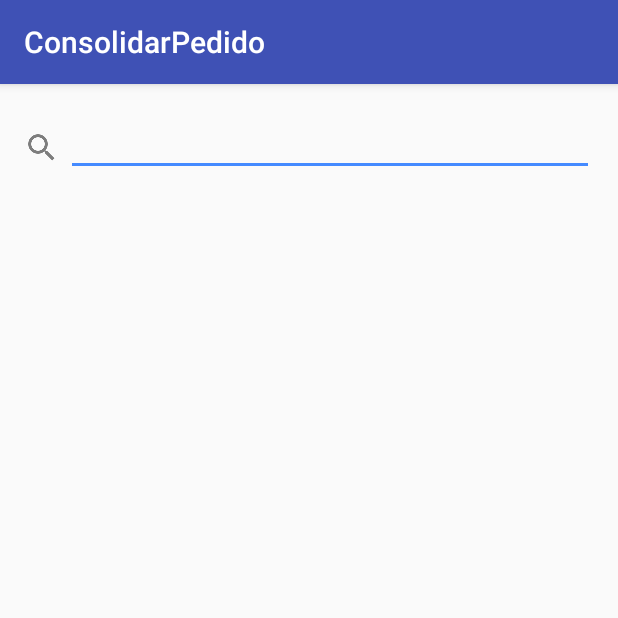
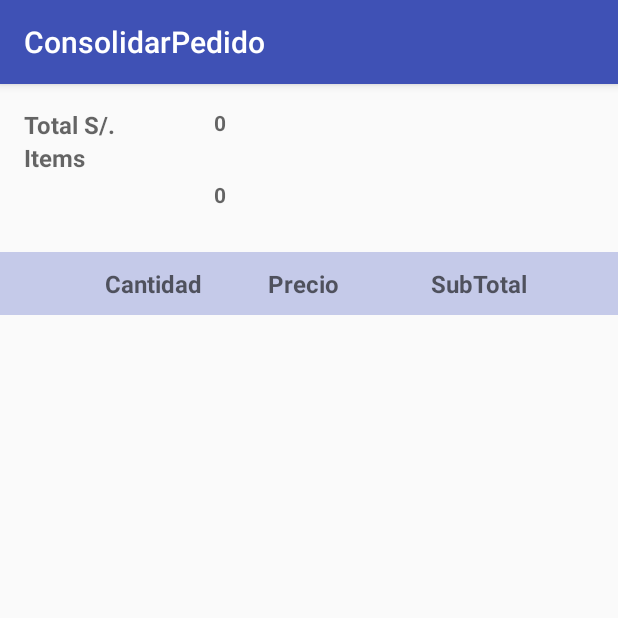
Before and after one commit to CibertecAndroidGrupo2/Grupo2, an Android app: the ConsolidarPedido screen opened directly, with no data from a screen before it, on a phone screen of 412 x 824 dp, the top half of it. Run offline under Robolectric (Android 15) with nearby library versions, the phone set to English and light mode, and no system bars.

Commit message:
Acualizó código de Consolidar Pedido.

```diff
--- /dev/null
+++ b/app/src/main/java/ventas/jandysac/com/ventas/adapter/recyclerview/RVConsolidarPedidoAdapter.java
@@ -0,0 +1,32 @@
+package ventas.jandysac.com.ventas.adapter.recyclerview;
+
+import android.support.v7.widget.RecyclerView;
+import android.support.v7.widget.RecyclerView.ViewHolder;
+import android.view.View;
+import android.view.ViewGroup;
+
+/**
+ * Created by GaryV on 24/09/2015.
+ */
+public class RVConsolidarPedidoAdapter extends RecyclerView.Adapter<RVConsolidarPedidoAdapter.RVConsolidarPedidoAdapterViewHolder>{
+    @Override
+    public RVConsolidarPedidoAdapterViewHolder onCreateViewHolder(ViewGroup viewGroup, int i) {
+        return null;
+    }
+
+    @Override
+    public void onBindViewHolder(RVConsolidarPedidoAdapterViewHolder rvConsolidarPedidoAdapterViewHolder, int i) {
+
+    }
+
+    @Override
+    public int getItemCount() {
+        return 0;
+    }
+
+    static class RVConsolidarPedidoAdapterViewHolder extends RecyclerView.ViewHolder{
+        public RVConsolidarPedidoAdapterViewHolder(View itemView) {
+            super(itemView);
+        }
+    }
+}
--- /dev/null
+++ b/app/src/main/java/ventas/jandysac/com/ventas/entities/ConsolidadPedido.java
@@ -0,0 +1,79 @@
+package ventas.jandysac.com.ventas.entities;
+
+import android.os.Parcel;
+import android.os.Parcelable;
+
+/**
+ * Created by GaryV on 24/09/2015.
+ */
+
+public class ConsolidadPedido implements Parcelable {
+    private String nombre;
+    private int items;
+    private double total;
+
+
+    public ConsolidadPedido() {
+    }
+
+    public ConsolidadPedido(String nombre, int items, double total) {
+        this.nombre = nombre;
+        this.items = items;
+        this.total = total;
+    }
+
+    public String getNombre() {
+        return nombre;
+    }
+
+    public void setNombre(String nombre) {
+        this.nombre = nombre;
+    }
+
+    public int getItems() {
+        return items;
+    }
+
+    public void setItems(int items) {
+        this.items = items;
+    }
+
+    public double getTotal() {
+        return total;
+    }
+
+    public void setTotal(double total) {
+        this.total = total;
+    }
+
+    protected ConsolidadPedido(Parcel in) {
+        nombre = in.readString();
+        items = in.readInt();
+        total = in.readDouble();
+    }
+
+    @Override
+    public int describeContents() {
+        return 0;
+    }
+
+    @Override
+    public void writeToParcel(Parcel dest, int flags) {
+        dest.writeString(nombre);
+        dest.writeInt(items);
+        dest.writeDouble(total);
+    }
+
+    @SuppressWarnings("unused")
+    public static final Parcelable.Creator<ConsolidadPedido> CREATOR = new Parcelable.Creator<ConsolidadPedido>() {
+        @Override
+        public ConsolidadPedido createFromParcel(Parcel in) {
+            return new ConsolidadPedido(in);
+        }
+
+        @Override
+        public ConsolidadPedido[] newArray(int size) {
+            return new ConsolidadPedido[size];
+        }
+    };
+}
--- a/app/src/main/res/layout/activity_consolidar_pedido.xml
+++ b/app/src/main/res/layout/activity_consolidar_pedido.xml
@@ -1,208 +1,130 @@
-<android.support.v4.widget.DrawerLayout xmlns:android="http://schemas.android.com/apk/res/android"
-    android:id="@+id/dlMenu"
+<LinearLayout xmlns:android="http://schemas.android.com/apk/res/android"
+    xmlns:tools="http://schemas.android.com/tools"
     android:layout_width="match_parent"
-    android:layout_height="match_parent">
+    android:layout_height="match_parent"
+    android:orientation="vertical"
+    android:paddingBottom="@dimen/activity_vertical_margin"
+    android:paddingTop="@dimen/activity_vertical_margin"
+    tools:context="ventas.jandysac.com.ventas.ConsolidarPedido">
 
-    <LinearLayout xmlns:android="http://schemas.android.com/apk/res/android"
+    <LinearLayout
         android:layout_width="match_parent"
-        android:layout_height="match_parent"
+        android:layout_height="wrap_content"
+        android:orientation="horizontal"
+        android:paddingLeft="@dimen/activity_horizontal_margin"
+        android:paddingRight="@dimen/activity_horizontal_margin">
+
+        <LinearLayout
+            android:layout_width="0dp"
+            android:layout_height="wrap_content"
+            android:layout_weight="1"
+            android:orientation="vertical">
+
+            <TextView
+                android:layout_width="match_parent"
+                android:layout_height="wrap_content"
+                android:hint="Total S/. "
+                android:textAppearance="?android:attr/textAppearanceListItemSmall"
+                android:textStyle="bold" />
+
+            <TextView
+                android:layout_width="match_parent"
+                android:layout_height="wrap_content"
+                android:hint="Items "
+                android:minHeight="?android:attr/listPreferredItemHeightSmall"
+                android:textAppearance="?android:attr/textAppearanceListItemSmall"
+                android:textStyle="bold" />
+        </LinearLayout>
+        <LinearLayout
+            android:layout_width="0dp"
+            android:layout_height="wrap_content"
+            android:layout_weight="1"
+            android:orientation="vertical">
+
+            <TextView
+                android:id="@+id/txtTotalPedido"
+                android:layout_width="match_parent"
+                android:layout_height="wrap_content"
+                android:hint="0"
+                android:minHeight="?android:attr/listPreferredItemHeightSmall"
+                android:textStyle="bold" />
+
+            <TextView
+                android:id="@+id/txtItemsPedido"
+                android:layout_width="match_parent"
+                android:layout_height="wrap_content"
+                android:hint="0"
+                android:minHeight="?android:attr/listPreferredItemHeightSmall"
+                android:textStyle="bold" />
+        </LinearLayout>
+        <LinearLayout
+            android:layout_width="0dp"
+            android:layout_height="wrap_content"
+            android:layout_weight="1">
+
+        </LinearLayout>
+    </LinearLayout>
+
+    <LinearLayout
+        android:layout_width="match_parent"
+        android:layout_height="wrap_content"
+        android:background="#C5CAE9"
         android:orientation="vertical"
-        android:paddingBottom="@dimen/activity_form_vertical_margin"
-        android:paddingLeft="@dimen/activity_form_horizontal_margin"
-        android:paddingRight="@dimen/activity_form_horizontal_margin"
-        android:paddingTop="@dimen/activity_form_vertical_margin">
+        android:paddingBottom="10dp"
+        android:paddingLeft="@dimen/activity_horizontal_margin"
+        android:paddingRight="@dimen/activity_horizontal_margin"
+        android:paddingTop="10dp">
+
+
 
         <LinearLayout
             android:layout_width="match_parent"
             android:layout_height="wrap_content"
-            android:layout_margin="8dp"
             android:orientation="horizontal">
 
-            <ImageView
-                android:layout_width="24dp"
-                android:layout_height="24dp"
-                android:layout_gravity="center_vertical"
-                android:layout_marginRight="@dimen/activity_margin_right"
-                android:layout_marginTop="@dimen/activity_margin_top"
-                android:alpha="0.50"
-                android:baselineAlignBottom="true"
-                android:src="@drawable/ic_search_black_24dp" />
+            <TextView
+                android:layout_width="0dp"
+                android:layout_height="wrap_content"
+                android:layout_weight="1" />
 
-            <EditText
-                android:id="@+id/txtBusqueda"
-                android:layout_width="match_parent"
+            <TextView
+                android:layout_width="0dp"
                 android:layout_height="wrap_content"
-                android:hint=""
-                android:singleLine="true" />
+                android:layout_weight="2"
+                android:hint="Cantidad"
+                android:textSize="16sp"
+                android:textStyle="bold" />
 
+            <TextView
+                android:layout_width="0dp"
+                android:layout_height="wrap_content"
+                android:layout_weight="2"
+                android:hint="Precio"
+                android:textSize="16sp"
+                android:textStyle="bold" />
+
+            <TextView
+                android:layout_width="0dp"
+                android:layout_height="wrap_content"
+                android:layout_weight="2"
+                android:hint="SubTotal"
+                android:textSize="16sp"
+                android:textStyle="bold" />
         </LinearLayout>
 
+    </LinearLayout>
+
+
+    <LinearLayout
+        android:layout_width="match_parent"
+        android:layout_height="match_parent"
+        android:paddingLeft="@dimen/activity_horizontal_margin"
+        android:paddingRight="@dimen/activity_horizontal_margin">
+
         <android.support.v7.widget.RecyclerView
-            android:id="@+id/rvCliente"
+            android:id="@+id/rvPedidoDetalle"
             android:layout_width="match_parent"
             android:layout_height="match_parent" />
     </LinearLayout>
 
-    <LinearLayout
-        android:layout_width="match_parent"
-        android:layout_height="match_parent"
-        android:layout_gravity="start"
-        android:background="@color/list_background"
-        android:orientation="vertical">
-
-        <RelativeLayout
-            android:layout_width="match_parent"
-            android:layout_height="40dp">
-
-            <ImageView
-                android:id="@+id/icon1"
-                android:layout_width="25dp"
-                android:layout_height="wrap_content"
-                android:layout_alignParentLeft="true"
-                android:layout_centerVertical="true"
-                android:layout_marginLeft="12dp"
-                android:layout_marginRight="12dp"
-                android:contentDescription="@string/desc_list_item_icon"
-                android:src="@drawable/ic_add_circle_outline_white_24dp" />
-
-            <TextView
-                android:id="@+id/tvOpcion1"
-                android:layout_width="wrap_content"
-                android:layout_height="match_parent"
-                android:layout_toRightOf="@id/icon1"
-                android:gravity="center_vertical"
-                android:minHeight="?android:attr/listPreferredItemHeightSmall"
-                android:paddingRight="40dp"
-                android:text="@string/drawer_item_agregar_Pedido"
-                android:textAppearance="?android:attr/textAppearanceListItemSmall"
-                android:textColor="@color/list_item_title" />
-
-            <TextView
-                android:id="@+id/counter1"
-                android:layout_width="wrap_content"
-                android:layout_height="wrap_content"
-                android:layout_alignParentRight="true"
-                android:layout_centerVertical="true"
-                android:background="@drawable/counter_bg"
-                android:textColor="@color/counter_text_color" />
-
-        </RelativeLayout>
-
-        <RelativeLayout
-            android:layout_width="match_parent"
-            android:layout_height="40dp">
-
-            <ImageView
-                android:id="@+id/icon2"
-                android:layout_width="25dp"
-                android:layout_height="wrap_content"
-                android:layout_alignParentLeft="true"
-                android:layout_centerVertical="true"
-                android:layout_marginLeft="12dp"
-                android:layout_marginRight="12dp"
-                android:contentDescription="@string/desc_list_item_icon"
-                android:src="@drawable/ic_list_white_24dp" />
-
-            <TextView
-                android:id="@+id/tvOpcion2"
-                android:layout_width="wrap_content"
-                android:layout_height="match_parent"
-                android:layout_toRightOf="@id/icon2"
-                android:gravity="center_vertical"
-                android:minHeight="?android:attr/listPreferredItemHeightSmall"
-                android:paddingRight="40dp"
-                android:text="@string/drawer_item_consolidar_pedido"
-                android:textAppearance="?android:attr/textAppearanceListItemSmall"
-                android:textColor="@color/list_item_title" />
-
-            <TextView
-                android:id="@+id/counter2"
-                android:layout_width="wrap_content"
-                android:layout_height="wrap_content"
-                android:layout_alignParentRight="true"
-                android:layout_centerVertical="true"
-                android:background="@drawable/counter_bg"
-                android:textColor="@color/counter_text_color" />
-
-        </RelativeLayout>
-
-        <RelativeLayout
-            android:layout_width="match_parent"
-            android:layout_height="40dp">
-
-            <ImageView
-                android:id="@+id/icon3"
-                android:layout_width="25dp"
-                android:layout_height="wrap_content"
-                android:layout_alignParentLeft="true"
-                android:layout_centerVertical="true"
-                android:layout_marginLeft="12dp"
-                android:layout_marginRight="12dp"
-                android:contentDescription="@string/desc_list_item_icon"
-                android:src="@drawable/ic_autorenew_white_24dp" />
-
-            <TextView
-                android:id="@+id/tvOpcion3"
-                android:layout_width="wrap_content"
-                android:layout_height="match_parent"
-                android:layout_toRightOf="@id/icon3"
-                android:gravity="center_vertical"
-                android:minHeight="?android:attr/listPreferredItemHeightSmall"
-                android:paddingRight="40dp"
-                android:text="@string/drawer_item_consolidar_pedido"
-                android:textAppearance="?android:attr/textAppearanceListItemSmall"
-                android:textColor="@color/list_item_title" />
-
-            <TextView
-                android:id="@+id/counter3"
-                android:layout_width="wrap_content"
-                android:layout_height="wrap_content"
-                android:layout_alignParentRight="true"
-                android:layout_centerVertical="true"
-                android:background="@drawable/counter_bg"
-                android:textColor="@color/counter_text_color" />
-
-        </RelativeLayout>
-
-
-        <RelativeLayout
-            android:layout_width="match_parent"
-            android:layout_height="40dp">
-
-            <ImageView
-                android:id="@+id/icon4"
-                android:layout_width="25dp"
-                android:layout_height="wrap_content"
-                android:layout_alignParentLeft="true"
-                android:layout_centerVertical="true"
-                android:layout_marginLeft="12dp"
-                android:layout_marginRight="12dp"
-                android:contentDescription="@string/desc_list_item_icon"
-                android:src="@drawable/ic_access_time_white_24dp" />
-
-            <TextView
-                android:id="@+id/tvOpcion4"
-                android:layout_width="wrap_content"
-                android:layout_height="match_parent"
-                android:layout_toRightOf="@id/icon4"
-                android:gravity="center_vertical"
-                android:minHeight="?android:attr/listPreferredItemHeightSmall"
-                android:paddingRight="40dp"
-                android:text="@string/drawer_item_cerrar_dia"
-                android:textAppearance="?android:attr/textAppearanceListItemSmall"
-                android:textColor="@color/list_item_title" />
-
-            <TextView
-                android:id="@+id/counter4"
-                android:layout_width="wrap_content"
-                android:layout_height="wrap_content"
-                android:layout_alignParentRight="true"
-                android:layout_centerVertical="true"
-                android:background="@drawable/counter_bg"
-                android:textColor="@color/counter_text_color" />
-
-        </RelativeLayout>
-
-    </LinearLayout>
-
-</android.support.v4.widget.DrawerLayout>
+</LinearLayout>
```
